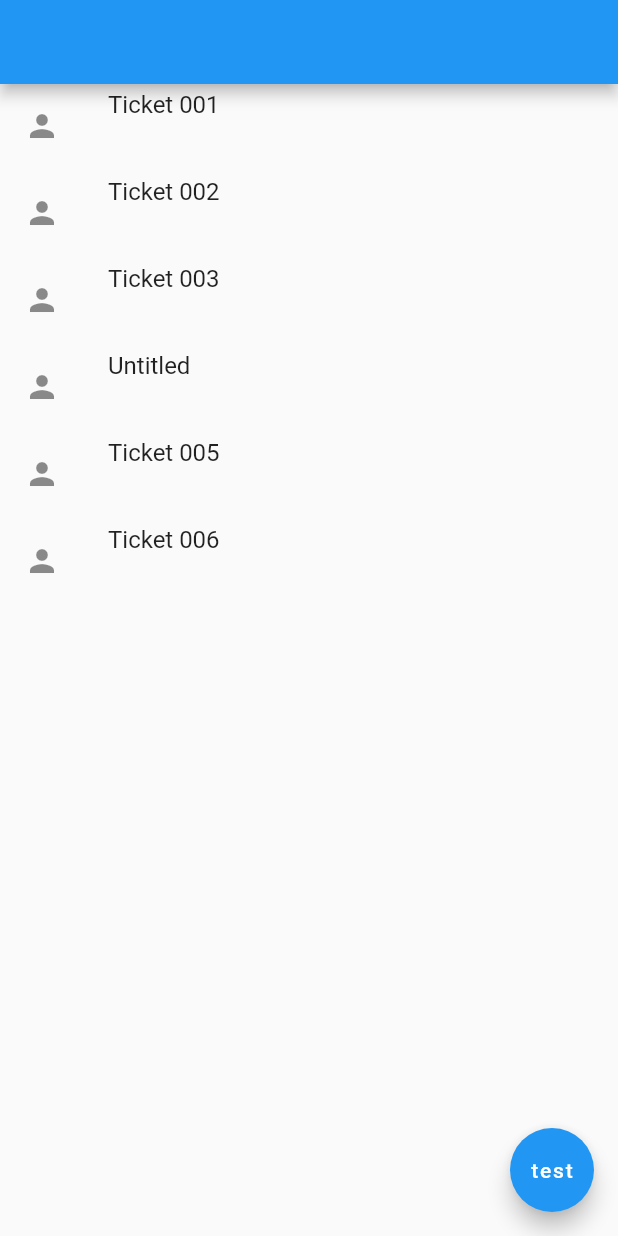
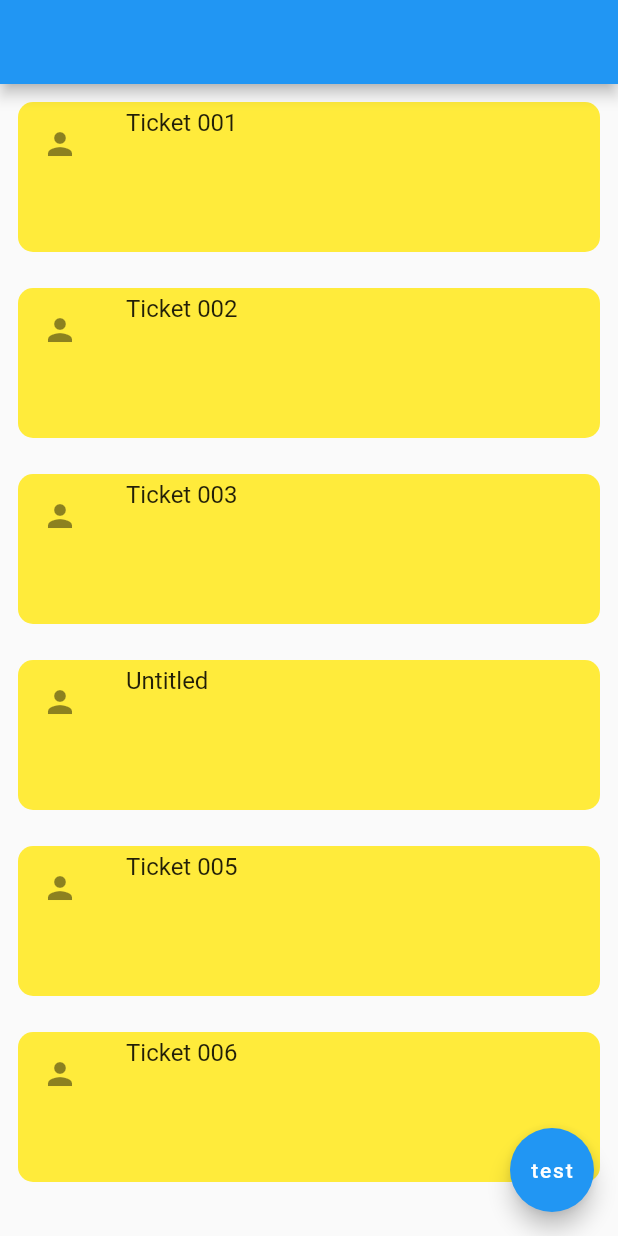
Before and after one commit to WCNosliwsys/flutterday, a Flutter app: the screen it shows after launch, on a phone screen of 412 x 824 dp. Run offline on Flutter 3.47's test engine with Material 2 defaults, Android fonts, the phone set to English and light mode, and no system bars.

Commit message:
Añadiendo formato a los tickets

```diff
--- a/lib/ui/ticket/home/ticket_item.dart
+++ b/lib/ui/ticket/home/ticket_item.dart
@@ -6,12 +6,21 @@ class TicketItem extends StatelessWidget {
   TicketItem({this.title});
   @override
   Widget build(BuildContext context) {
-    return ListTile(
-      leading: Icon(Icons.person),
-      title: Container(
-        height: 50.0,
-        width: 50.0,
-        child: Text(title), // si no existe un elemento se pone un valor por defecto
+    return Container(
+      height: 100.0,
+      width: 100.0,
+      margin:EdgeInsets.all(12.0),
+      decoration: BoxDecoration(
+        color: Colors.yellow,
+        borderRadius: BorderRadius.all(Radius.circular(10))
+      ),
+      child: ListTile(
+        leading: Icon(Icons.person),
+        title: Container(
+          height: 50.0,
+          width: 50.0,
+          child: Text(title), // si no existe un elemento se pone un valor por defecto
+        ),
       ),
     );
   }
```
